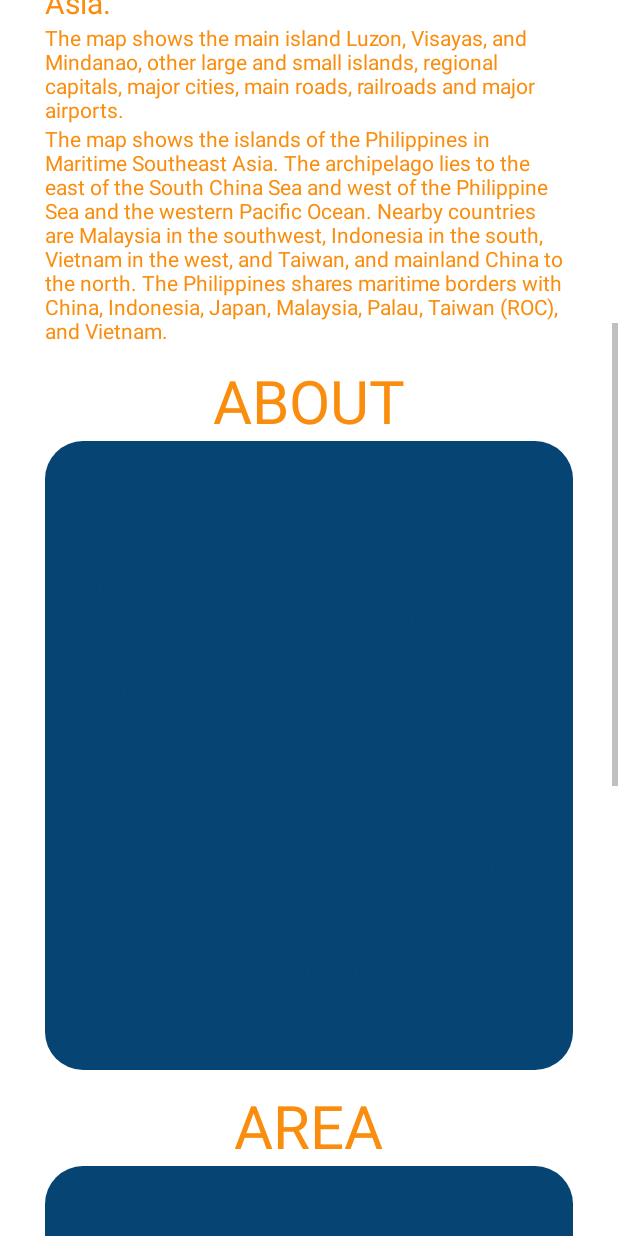
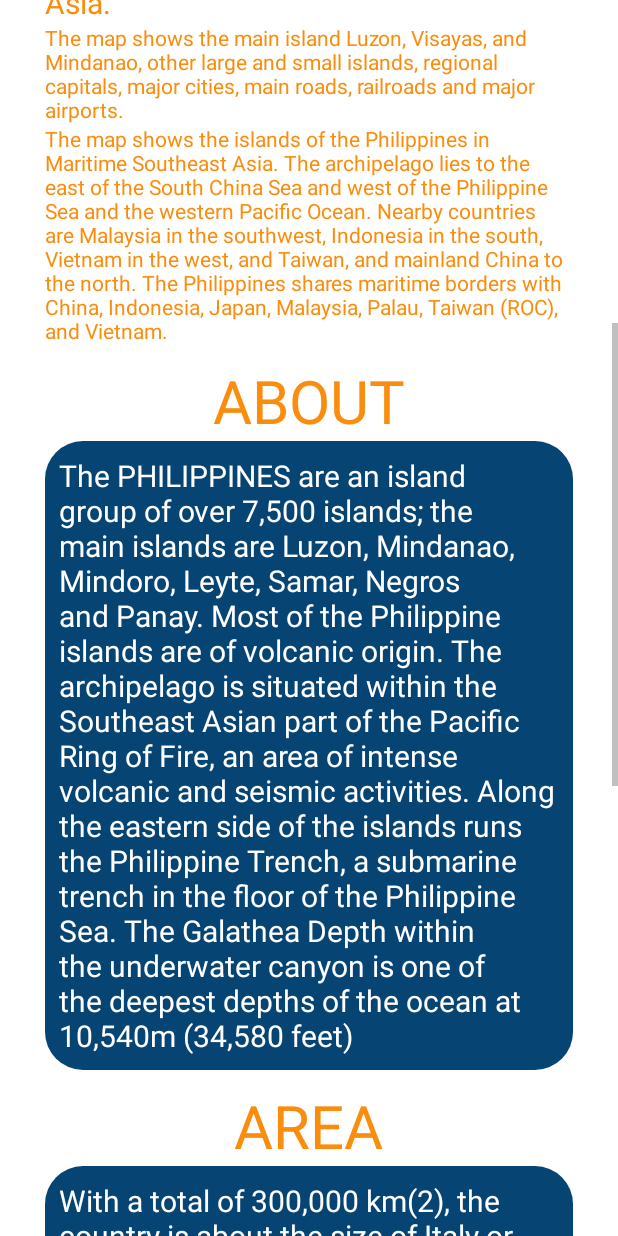
Before and after one commit to agapay-conqueror/AgapayApp, an Android app: the PhilippineMap screen opened directly, with no data from a screen before it, scrolled down 576 dp, on a phone screen of 412 x 824 dp. Run offline under Robolectric (Android 15) with nearby library versions, the light colour scheme and no system bars; libraries missing offline, so code that uses them is left out: com.github.chrisbanes.photoview; plain views replace PhotoView; 4 statements that could not run were skipped.

Commit message:
final na talaga

```diff
--- a/Agapay/app/src/main/res/layout/activity_philippine_map.xml
+++ b/Agapay/app/src/main/res/layout/activity_philippine_map.xml
@@ -61,7 +61,7 @@
             android:layout_height="wrap_content"
             android:background="@drawable/custom_edittext"
             android:text="@string/Philippines"
-            android:textColor="#064474"
+            android:textColor="#fff"
             android:textSize="20sp"
             android:padding="9dp"/>
 
@@ -79,7 +79,7 @@
             android:layout_height="wrap_content"
             android:background="@drawable/custom_edittext"
             android:text="@string/Area"
-            android:textColor="#064474"
+            android:textColor="#fff"
             android:textSize="20sp"
             android:padding="9dp"/>
 
@@ -98,7 +98,7 @@
             android:background="@drawable/custom_edittext"
             android:text="@string/Population"
             android:textSize="20sp"
-            android:textColor="#064474"
+            android:textColor="#fff"
             android:padding="9dp"/>
 
         <com.github.chrisbanes.photoview.PhotoView
```
